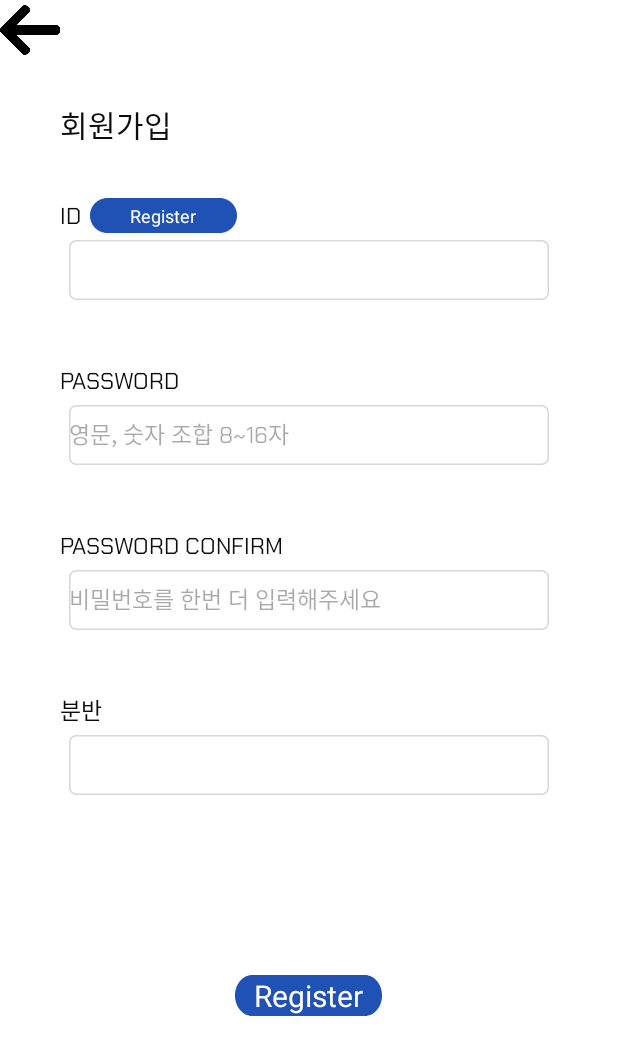
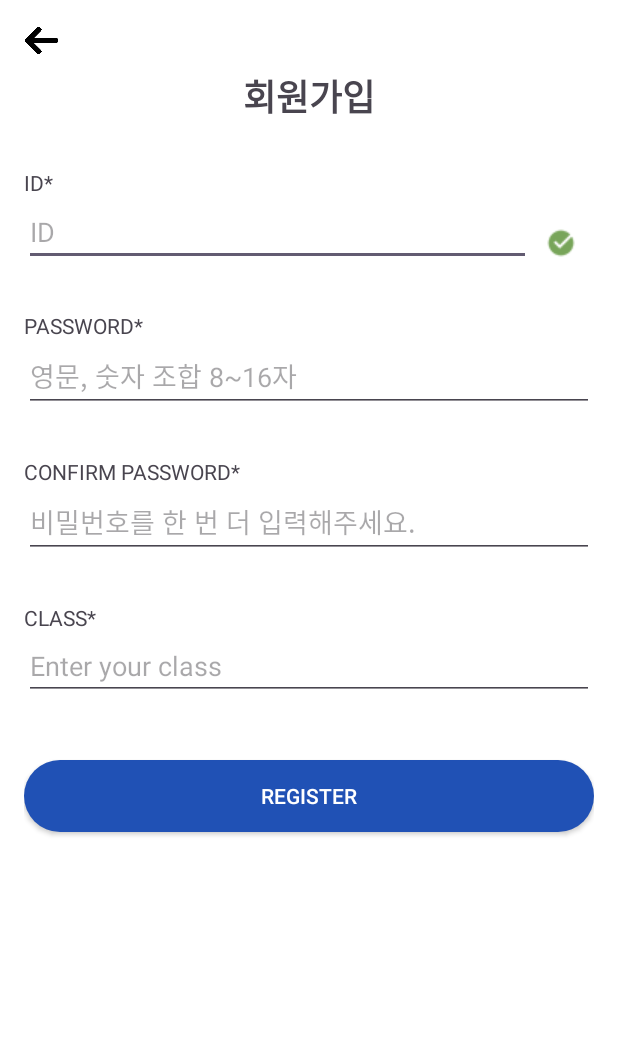
Before and after one commit to rangatarget/madcamp_2, an Android app: the Register screen opened directly, with no data from a screen before it, on a phone screen of 412 x 824 dp. Shown: the top 1055 px of the screen. Run offline under Robolectric (Android 15) with nearby library versions, the phone set to English and light mode, and no system bars.

Commit message:
layout 수정

```diff
--- a/app/src/main/res/layout/activity_register.xml
+++ b/app/src/main/res/layout/activity_register.xml
@@ -1,154 +1,117 @@
 <?xml version="1.0" encoding="utf-8"?>
 <RelativeLayout xmlns:android="http://schemas.android.com/apk/res/android"
     xmlns:app="http://schemas.android.com/apk/res-auto"
-    xmlns:tools="http://schemas.android.com/tools"
     android:layout_width="match_parent"
     android:layout_height="match_parent"
-    android:background="#FFFFFF"
-    tools:context=".Register">
+    android:padding="16dp"
+    android:background="@android:color/white">
+
+    <ImageView
+        android:id="@+id/arrowback"
+        android:layout_width="23dp"
+        android:layout_height="22dp"
+        app:srcCompat="@drawable/arrowback" />
+
+    <TextView
+        android:id="@+id/register"
+        android:layout_width="wrap_content"
+        android:layout_height="wrap_content"
+        android:text="회원가입"
+        android:layout_centerHorizontal="true"
+        android:layout_marginTop="30dp"
+        android:textSize="24sp"
+        android:textStyle="bold"/>
+
+    <TextView
+        android:id="@+id/id"
+        android:layout_width="wrap_content"
+        android:layout_height="wrap_content"
+        android:layout_below="@id/register"
+        android:layout_marginTop="30dp"
+        android:text="ID*" />
+
+    <EditText
+        android:id="@+id/inputid"
+        android:layout_width="match_parent"
+        android:layout_height="wrap_content"
+        android:layout_alignTop="@+id/id"
+        android:layout_alignParentStart="true"
+        android:layout_marginTop="20dp"
+        android:layout_marginEnd="10dp"
+        android:layout_toStartOf="@+id/idcert"
+        android:hint="ID"
+        android:inputType="textEmailAddress" />
+
+    <ImageView
+        android:id="@+id/idcert"
+        android:layout_width="wrap_content"
+        android:layout_height="wrap_content"
+        android:layout_alignTop="@id/inputid"
+        android:layout_alignParentEnd="true"
+        android:layout_marginTop="20dp"
+        android:layout_marginEnd="12dp"
+        android:src="@drawable/checkmark"
+        android:elevation="4dp" />
+
+    <TextView
+        android:id="@+id/password"
+        android:layout_width="wrap_content"
+        android:layout_height="wrap_content"
+        android:text="PASSWORD*"
+        android:layout_below="@id/inputid"
+        android:layout_marginTop="30dp"/>
+
+    <EditText
+        android:id="@+id/inputpassword"
+        android:layout_width="match_parent"
+        android:layout_height="wrap_content"
+        android:layout_below="@id/password"
+        android:inputType="textPassword"
+        android:hint="영문, 숫자 조합 8~16자"/>
+
+    <TextView
+        android:id="@+id/confirmPasswordLabel"
+        android:layout_width="wrap_content"
+        android:layout_height="wrap_content"
+        android:text="CONFIRM PASSWORD*"
+        android:layout_below="@id/inputpassword"
+        android:layout_marginTop="30dp"/>
+
+    <EditText
+        android:id="@+id/inputpasswordconfirm"
+        android:layout_width="match_parent"
+        android:layout_height="wrap_content"
+        android:layout_below="@id/confirmPasswordLabel"
+        android:inputType="textPassword"
+        android:hint="비밀번호를 한 번 더 입력해주세요."/>
+
+    <TextView
+        android:id="@+id/Class"
+        android:layout_width="wrap_content"
+        android:layout_height="wrap_content"
+        android:text="CLASS*"
+        android:layout_below="@id/inputpasswordconfirm"
+        android:layout_marginTop="30dp"/>
+
+    <EditText
+        android:id="@+id/inputclass"
+        android:layout_width="match_parent"
+        android:layout_height="wrap_content"
+        android:layout_below="@id/Class"
+        android:inputType="text"
+        android:hint="Enter your class"/>
 
 
 
-    <TextView
-        android:id="@+id/register"
-        android:layout_width="104dp"
+    <androidx.appcompat.widget.AppCompatButton
+        android:id="@+id/submit"
+        android:layout_width="match_parent"
         android:layout_height="wrap_content"
-        android:layout_alignParentLeft="true"
-        android:layout_alignParentTop="true"
-        android:layout_marginLeft="40dp"
-        android:layout_marginTop="66dp"
-        android:gravity="top"
-        android:text="회원가입"
-        android:textSize="20sp"
-        android:fontFamily="@font/registerfont"
-        android:textAppearance="@style/register_page"
-        tools:ignore="MissingConstraints" />
-
-    <TextView
-        android:id="@+id/id"
-        android:layout_width="55dp"
-        android:layout_height="30dp"
-        android:layout_alignParentLeft="true"
-        android:layout_alignParentTop="true"
-        android:layout_marginLeft="40dp"
-        android:layout_marginTop="130dp"
-        android:gravity="top"
-        android:text="ID"
-        android:fontFamily="@font/registerfont"
-        android:textAppearance="@style/register_page" />
-
-    <EditText
-        android:id="@+id/inputid"
-        android:layout_width="320dp"
-        android:layout_height="40dp"
-        android:layout_alignParentTop="true"
-        android:layout_centerHorizontal="true"
-        android:layout_marginTop="160dp"
-        android:fontFamily="@font/registerfont"
-        android:background="@drawable/rectangle_1" />
-
-    <TextView
-        android:id="@+id/password"
-        android:layout_width="168dp"
-        android:layout_height="30dp"
-        android:layout_alignParentTop="true"
-        android:layout_marginLeft="40dp"
-        android:layout_marginTop="240dp"
-        android:gravity="top"
-        android:text="PASSWORD"
-        android:fontFamily="@font/registerfont"
-        android:textAppearance="@style/register_page" />
-
-    <EditText
-        android:id="@+id/inputpassword"
-        style="@style/register_page"
-        android:layout_width="320dp"
-        android:layout_height="40dp"
-        android:layout_alignParentTop="true"
-        android:layout_centerHorizontal="true"
-        android:layout_marginTop="270dp"
-        android:background="@drawable/rectangle_1"
-        android:hint="영문, 숫자 조합 8~16자"
-        android:fontFamily="@font/registerfont"
-        android:inputType="textPassword" />
-
-    <TextView
-        android:id="@+id/passwordconfirm"
-        android:layout_width="168dp"
-        android:layout_height="30dp"
-        android:layout_alignParentLeft="true"
-        android:layout_alignParentTop="true"
-        android:layout_marginLeft="40dp"
-        android:layout_marginTop="350dp"
-        android:gravity="top"
-        android:text="PASSWORD CONFIRM"
-        android:fontFamily="@font/registerfont"
-        android:textAppearance="@style/register_page" />
-
-    <EditText
-        android:id="@+id/inputpasswordconfirm"
-        style="@style/register_page"
-        android:layout_width="320dp"
-        android:layout_height="40dp"
-        android:layout_alignParentTop="true"
-        android:layout_centerHorizontal="true"
-        android:layout_marginTop="380dp"
-        android:background="@drawable/rectangle_1"
-        android:hint="비밀번호를 한번 더 입력해주세요"
-        android:fontFamily="@font/registerfont"
-        android:inputType="textPassword" />
-
-    <TextView
-        android:id="@+id/Class"
-        android:layout_width="168dp"
-        android:layout_height="30dp"
-        android:layout_alignParentLeft="true"
-        android:layout_alignParentTop="true"
-        android:layout_marginLeft="40dp"
-        android:layout_marginTop="460dp"
-        android:gravity="top"
-        android:text="분반"
-        android:fontFamily="@font/registerfont"
-        android:textAppearance="@style/register_page" />
-
-    <EditText
-        android:id="@+id/inputclass"
-        android:layout_width="320dp"
-        android:layout_height="40dp"
-        android:layout_alignParentTop="true"
-        android:layout_centerHorizontal="true"
-        android:layout_marginTop="490dp"
-        android:fontFamily="@font/registerfont"
-        android:background="@drawable/rectangle_1" />
-
-    <TextView
-        android:id="@+id/submit"
-        android:layout_width="wrap_content"
-        android:layout_height="wrap_content"
-        android:layout_centerHorizontal="true"
-        android:layout_marginTop="650dp"
         android:text="Register"
+        android:layout_below="@id/inputclass"
+        android:layout_marginTop="40dp"
+        android:background="@drawable/button_login"
         android:textColor="#FFFFFF"
-        android:textSize="20sp"
-        android:gravity="center"
-        android:background="@drawable/button_cert"/>
-
-    <ImageView
-        android:id="@+id/arrowback"
-        android:layout_width="40dp"
-        android:layout_height="40dp"
-        app:srcCompat="@drawable/arrowback" />
-
-    <TextView
-        android:id="@+id/idcert"
-        android:layout_width="wrap_content"
-        android:layout_height="wrap_content"
-        android:layout_marginLeft="60dp"
-        android:layout_marginTop="132dp"
-        android:text="Register"
-        android:textColor="#FFFFFF"
-        android:textSize="12sp"
-        android:gravity="center"
-        android:background="@drawable/button_cert"/>
+        android:layout_marginBottom="20dp"/>
 
 </RelativeLayout>
```
Also changed, not shown: app/src/main/res/drawable/checkmark.png (added).
